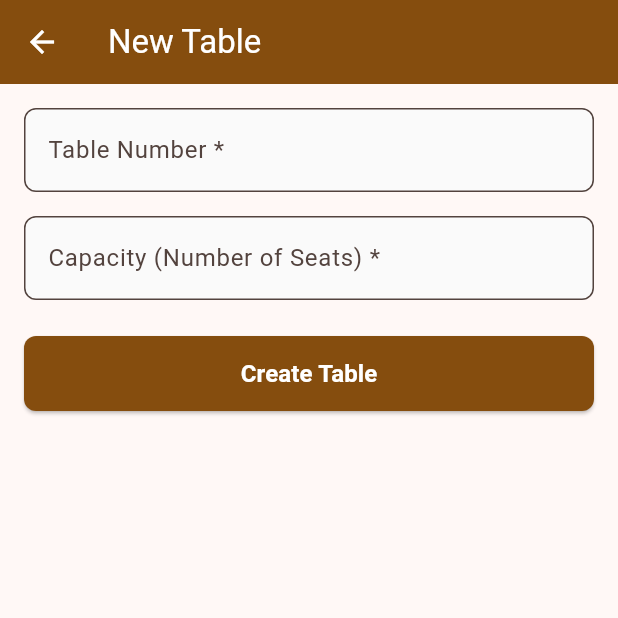
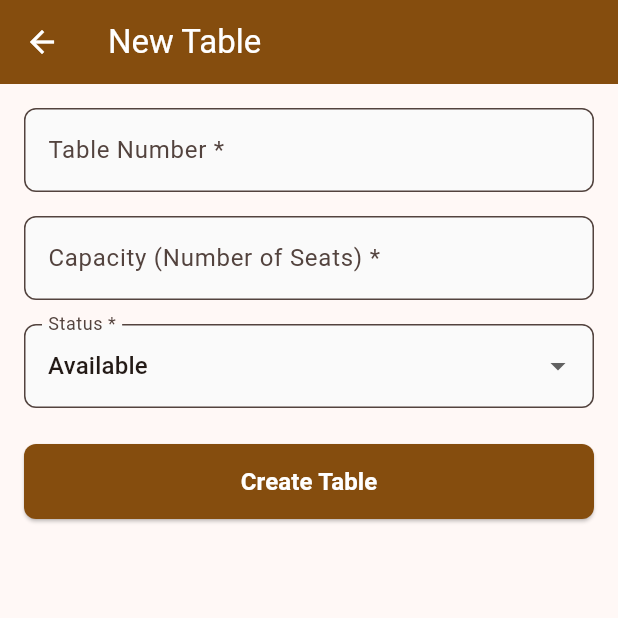
Before and after one commit to HaritsF807/apmob-UAS, a Flutter app: the TableFormScreen screen opened directly, on a phone screen of 412 x 824 dp, the top half of it. Run offline on Flutter 3.47's test engine with Material 3 defaults, Android fonts, the light colour scheme and no system bars; our stand-ins replace shared_preferences; accounts and stored records are empty; network calls fail; Roboto replaces fonts that are missing (Poppins).

Commit message:
INPONG SUBMIT

```diff
--- a/lib/models/product_model.dart
+++ b/lib/models/product_model.dart
@@ -6,7 +6,7 @@ class Product {
   final String? categoryId;
   final String? categoryName;
   final String? image;
-  final String status; // 'active' or 'inactive'
+  final String status; // 'available' or 'unavailable'
   final List<ProductVariant>? variants;
   final DateTime? createdAt;
   final DateTime? updatedAt;
@@ -19,7 +19,7 @@ class Product {
     this.categoryId,
     this.categoryName,
     this.image,
-    this.status = 'active',
+    this.status = 'available',
     this.variants,
     this.createdAt,
     this.updatedAt,
@@ -36,7 +36,7 @@ class Product {
       categoryId: json['category_id']?.toString(),
       categoryName: json['category_name'] ?? json['category']?['name'],
       image: json['image'],
-      status: json['status'] ?? 'active',
+      status: json['status'] ?? 'available',
       variants: json['variants'] != null
           ? (json['variants'] as List)
               .map((v) => ProductVariant.fromJson(v))
@@ -64,7 +64,7 @@ class Product {
     };
   }
 
-  bool get isActive => status == 'active';
+  bool get isActive => status == 'available';
 }
 
 class ProductVariant {
--- a/lib/screens/admin_product_add_edit.dart
+++ b/lib/screens/admin_product_add_edit.dart
@@ -27,7 +27,7 @@ class _ProductFormScreenState extends State<ProductFormScreen> {
   bool _isLoading = false;
   bool _isLoadingCategories = false;
   String? _selectedCategoryId;
-  String _status = 'active';
+  String _status = 'available';
   List<Category> _categories = [];
 
   @override
@@ -236,16 +236,16 @@ class _ProductFormScreenState extends State<ProductFormScreen> {
               children: [
                 Expanded(
                   child: RadioListTile<String>(
-                    title: const Text('Active'),
-                    value: 'active',
+                    title: const Text('Available'),
+                    value: 'available',
                     groupValue: _status,
                     onChanged: (val) => setState(() => _status = val!),
                   ),
                 ),
                 Expanded(
                   child: RadioListTile<String>(
-                    title: const Text('Inactive'),
-                    value: 'inactive',
+                    title: const Text('Unavailable'),
+                    value: 'unavailable',
                     groupValue: _status,
                     onChanged: (val) => setState(() => _status = val!),
                   ),
--- a/lib/screens/admin_table_add_edit.dart
+++ b/lib/screens/admin_table_add_edit.dart
@@ -18,6 +18,7 @@ class _TableFormScreenState extends State<TableFormScreen> {
   final _capacityController = TextEditingController();
   final ApiService _apiService = ApiService();
   bool _isLoading = false;
+  String _status = 'available';
 
   @override
   void initState() {
@@ -25,6 +26,7 @@ class _TableFormScreenState extends State<TableFormScreen> {
     if (widget.table != null) {
       _tableNumberController.text = widget.table!.tableNumber;
       _capacityController.text = widget.table!.capacity.toString();
+      _status = widget.table!.status;
     }
   }
 
@@ -37,7 +39,7 @@ class _TableFormScreenState extends State<TableFormScreen> {
       final data = {
         'table_number': _tableNumberController.text,
         'capacity': int.parse(_capacityController.text),
-        'status': 'available',
+        'status': _status,
       };
 
       if (widget.table?.id != null) {
@@ -110,6 +112,24 @@ class _TableFormScreenState extends State<TableFormScreen> {
                 return null;
               },
             ),
+            const SizedBox(height: 16),
+
+            // Status Dropdown
+            DropdownButtonFormField<String>(
+              value: _status,
+              decoration: InputDecoration(
+                labelText: 'Status *',
+                border: OutlineInputBorder(borderRadius: BorderRadius.circular(8)),
+                filled: true,
+                fillColor: Colors.grey[50],
+              ),
+              items: const [
+                DropdownMenuItem(value: 'available', child: Text('Available')),
+                DropdownMenuItem(value: 'occupied', child: Text('Occupied')),
+                DropdownMenuItem(value: 'reserved', child: Text('Reserved')),
+              ],
+              onChanged: (val) => setState(() => _status = val!),
+            ),
             const SizedBox(height: 24),
             SizedBox(
               height: 50,
--- a/lib/utils/formatters.dart
+++ b/lib/utils/formatters.dart
@@ -13,19 +13,19 @@ class Formatters {
 
   // Format date to readable format (e.g., "9 Des 2025")
   static String formatDate(DateTime date) {
-    final formatter = DateFormat('d MMM yyyy', 'id_ID');
+    final formatter = DateFormat('d MMM yyyy');
     return formatter.format(date);
   }
 
   // Format date with time (e.g., "9 Des 2025, 10:30")
   static String formatDateTime(DateTime date) {
-    final formatter = DateFormat('d MMM yyyy, HH:mm', 'id_ID');
+    final formatter = DateFormat('d MMM yyyy, HH:mm');
     return formatter.format(date);
   }
 
   // Format time only (e.g., "10:30")
   static String formatTime(DateTime date) {
-    final formatter = DateFormat('HH:mm', 'id_ID');
+    final formatter = DateFormat('HH:mm');
     return formatter.format(date);
   }
 
```
Also changed, not shown: lib/models/order_model.dart (+4 -4 lines), lib/services/api_service.dart (+11 -3 lines), pubspec.yaml (+13 -10 lines), pubspec.lock.
